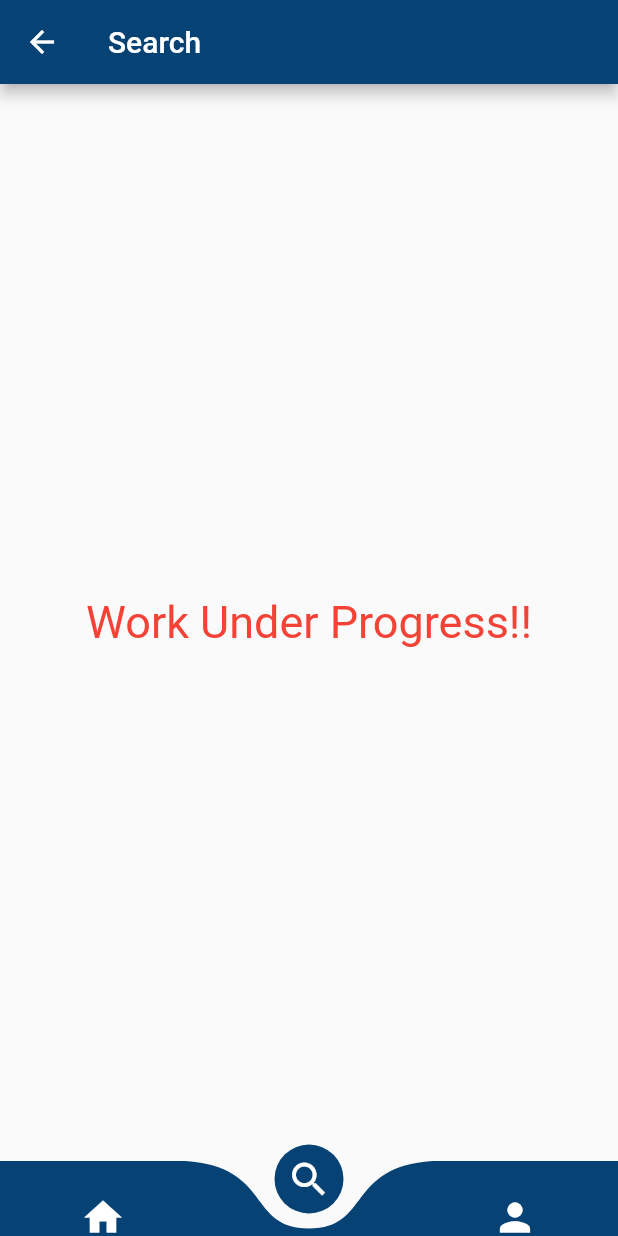
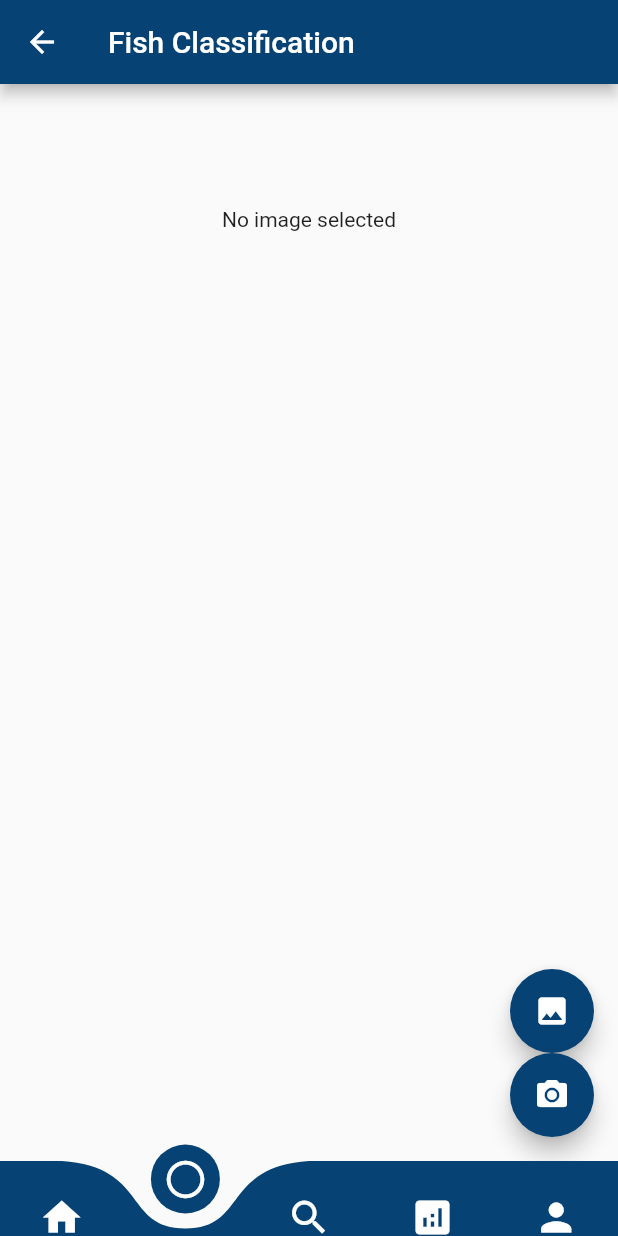
Before and after one commit to SIH-ClapForKrishna/fishook-app, a Flutter app: the screen it shows once a user with an empty profile is signed in, item 2 of the bottom bar chosen, on a phone screen of 412 x 824 dp. Run offline on Flutter 3.47's test engine with Material 2 defaults, Android fonts, the phone set to English and light mode, and no system bars; drawn by our look-alikes of curved_navigation_bar; our stand-ins replace firebase_auth, firebase_core, font_awesome_flutter, image_picker, lottie; missing offline and left inert: tflite, translator, transliteration; accounts and stored records are empty; network calls fail; project files that could hold a hidden picture were left out.

Commit message:
Added fish detection

```diff
--- /dev/null
+++ b/assets/fishDetection.txt
@@ -0,0 +1,2 @@
+fish
+nofish
--- /dev/null
+++ b/lib/data_analysis.dart
@@ -0,0 +1,43 @@
+
+import 'package:flutter/material.dart';
+
+class DataAnalysis extends StatelessWidget {
+  const DataAnalysis({Key? key}) : super(key: key);
+
+
+  @override
+  Widget build(BuildContext context){
+    return const Scaffold(
+
+      //appBar: AppBar(title: const Text(_title)),
+      body: MyStatefulWidget(),
+    );
+  }
+}
+
+class MyStatefulWidget extends StatefulWidget {
+  const MyStatefulWidget({Key? key}) : super(key: key);
+
+  @override
+  State<MyStatefulWidget> createState() => _MyStatefulWidgetState();
+}
+
+class _MyStatefulWidgetState extends State<MyStatefulWidget> {
+  static const String _title = 'Market Analysis';
+
+  @override
+  Widget build(BuildContext context){
+    return Scaffold(
+      appBar: AppBar(title: const Text(_title),),
+      body: Column(
+          children: <Widget>[
+            Image.asset(
+                'assets/hyd0.png', width: 1000,
+                height: 500),
+    ],
+      ),
+    );
+
+  }
+
+}
--- /dev/null
+++ b/lib/home_screen2.dart
@@ -0,0 +1,186 @@
+import 'dart:developer';
+
+import 'dart:io';
+import 'dart:math';
+import 'settings.dart';
+import 'package:flutter/material.dart';
+import 'package:firebase_auth/firebase_auth.dart';
+import 'package:flutter/services.dart';
+import 'package:image_picker/image_picker.dart';
+import 'package:tflite/tflite.dart';
+import 'package:curved_navigation_bar/curved_navigation_bar.dart';
+
+class HomePage2 extends StatelessWidget {
+  const HomePage2({Key? key}) : super(key: key);
+
+  static const String _title = 'Fish Classification';
+
+  @override
+  Widget build(BuildContext context){
+    return Scaffold(
+
+      appBar: AppBar(title: const Text(_title)),
+      body: const MyStatefulWidget(),
+    );
+  }
+}
+
+class MyStatefulWidget extends StatefulWidget {
+  const MyStatefulWidget({Key? key}) : super(key: key);
+
+  @override
+  State<MyStatefulWidget> createState() => _MyStatefulWidgetState();
+}
+
+class _MyStatefulWidgetState extends State<MyStatefulWidget> {
+
+  late File _image;
+  late List _results;
+  bool imageSelect=false;
+  @override
+  void initState()
+  {
+    super.initState();
+    loadModelClassify();
+  }
+  Future loadModelClassify ()
+  async {
+    Tflite.close();
+    String res;
+    res=(await Tflite.loadModel(model: "assets/fishClassifier.tflite",labels: "assets/fishClassifier.txt"))!;
+    print("Models loading status: $res");
+  }
+
+
+
+  Future imageClassification(File image)
+  async {
+    final List? recognitions = await Tflite.runModelOnImage(
+      path: image.path,
+      numResults: 6,
+      threshold: 0.05,
+      imageMean: 127.5,
+      imageStd: 127.5,
+    );
+    setState(() {
+      _results=recognitions!;
+      _image=image;
+      imageSelect=true;
+    });
+  }
+
+
+  Future pickImage()
+  async {
+    final ImagePicker _picker = ImagePicker();
+    final XFile? pickedFile = await _picker.pickImage(
+      source: ImageSource.gallery,
+    );
+    File image=File(pickedFile!.path);
+    imageClassification(image);
+  }
+
+  Future pickImageC()
+  async {
+    final ImagePicker _picker = ImagePicker();
+    final XFile? pickedFile = await _picker.pickImage(
+      source: ImageSource.camera,
+    );
+    File image=File(pickedFile!.path);
+    imageClassification(image);
+  }
+
+  @override
+  Widget build(BuildContext context){
+    final user = FirebaseAuth.instance.currentUser!;
+    return Scaffold(
+      //backgroundColor: Colors.lightBlue,
+      //appBar: AppBar(title: const Text(_title)),
+      body: SingleChildScrollView(
+          padding: const EdgeInsets.all(32),
+          child: Column(
+            mainAxisAlignment: MainAxisAlignment.center,
+            children: [
+
+              /*
+              MaterialButton(
+                  color: Colors.blue,
+                  child: const Text(
+                      "Pick Image from Gallery",
+                      style: TextStyle(
+                          color: Colors.white70, fontWeight: FontWeight.bold
+                      )
+                  ),
+                  onPressed: () {
+                    pickImage();
+                  }
+              ),
+              MaterialButton(
+                  color: Colors.blue,
+                  child: const Text(
+                      "Pick Image from Camera",
+                      style: TextStyle(
+                          color: Colors.white70, fontWeight: FontWeight.bold
+                      )
+                  ),
+                  onPressed: () {
+                    pickImageC();
+                  }
+              ),
+
+              image != null? Image.file(image!,height: 250,width: 250,): const Text('No Image Selected'),
+              */
+              const SizedBox(height: 40),
+              (imageSelect)?Container(
+                margin: const EdgeInsets.all(10),
+                child: Image.file(_image),
+              ):Container(
+                margin: const EdgeInsets.all(10),
+                child: const Opacity(
+                  opacity: 1,
+                  child: Center(
+                    child: Text("No image selected"),
+                  ),
+                ),
+              ),
+              SingleChildScrollView(
+                child: Column(
+                  children: (imageSelect)?_results.map((result) {
+                    return Card(
+                      child: Container(
+                        margin: const EdgeInsets.all(10),
+                        child: Text(
+                          "${result["label"]}: ${result["confidence"].toStringAsFixed(2)}",
+                          style: const TextStyle(color: const Color(0xff064273),
+                              fontSize: 18),
+                        ),
+                      ),
+                    );
+                  }).toList():[],
+
+                ),
+              ),
+            ],
+          )
+      ),
+
+      floatingActionButton: Column(
+          mainAxisAlignment: MainAxisAlignment.end,
+          children: [ FloatingActionButton(
+            backgroundColor: const Color(0xff064273),
+            onPressed: pickImage,
+            tooltip: "Pick Image",
+            child: const Icon(Icons.image),
+          ),
+            FloatingActionButton(
+              backgroundColor: const Color(0xff064273),
+              onPressed: pickImageC,
+              tooltip: "Pick Image",
+              child: const Icon(Icons.camera_alt),
+            ),
+          ]
+      ),
+    );
+  }
+
+}
--- a/lib/navbar.dart
+++ b/lib/navbar.dart
@@ -1,7 +1,9 @@
 
+import 'package:sih_fishook/data_analysis.dart';
 import 'package:sih_fishook/search_page.dart';
 
 import 'home_screen.dart';
+import 'home_screen2.dart';
 import 'settings.dart';
 import 'package:flutter/material.dart';
 import 'package:firebase_auth/firebase_auth.dart';
@@ -35,7 +37,9 @@ class _MyStatefulWidgetState extends State<MyStatefulWidget> {
 
   final screens = [
     const HomePage(),
+    const HomePage2(),
     const SearchPage(),
+    const DataAnalysis(),
     SettingsPage(),
     //const HomePage(),
   ];
@@ -46,7 +50,9 @@ class _MyStatefulWidgetState extends State<MyStatefulWidget> {
   Widget build(BuildContext context){
     final items =<Widget>[
       const Icon(Icons.home,size:30),
+      const Icon(Icons.panorama_fish_eye,size:30),
       const Icon(Icons.search,size:30),
+      const Icon(Icons.analytics,size:30),
       const Icon(Icons.person,size:30),
       //const Icon(Icons.person,size:30),
     ];
--- a/lib/search_page.dart
+++ b/lib/search_page.dart
@@ -34,7 +34,7 @@ class _MyStatefulWidgetState extends State<MyStatefulWidget> {
       appBar: AppBar(title: const Text(_title),),
       body: const Align(
         alignment: Alignment.center,
-        child: Text("Work Under Progress!!",
+        child: Text("Coming Soon!",
         style: TextStyle(fontSize: 30,color: Colors.red),
       ),
       ),
--- a/pubspec.yaml
+++ b/pubspec.yaml
@@ -42,6 +42,9 @@ dependencies:
   tflite: ^1.1.2
   curved_navigation_bar: ^1.0.3
   font_awesome_flutter: ^10.1.0
+  transliteration: ^0.0.6
+  translator: ^0.1.7
+
 
 
 dev_dependencies:
```
Also changed, not shown: assets/fishClassifier.txt (+7 -3 lines), lib/home_screen.dart (+41 -28 lines), lib/login_screen.dart (+25 -0 lines), assets/hyd0.png (added), assets/hyd1.png (added), assets/hyd2.png (added), assets/hyd3.png (added), assets/hyd4.png (added), assets/hyd5.png (added), assets/hyd6.png (added), pubspec.lock, 1 other file.
